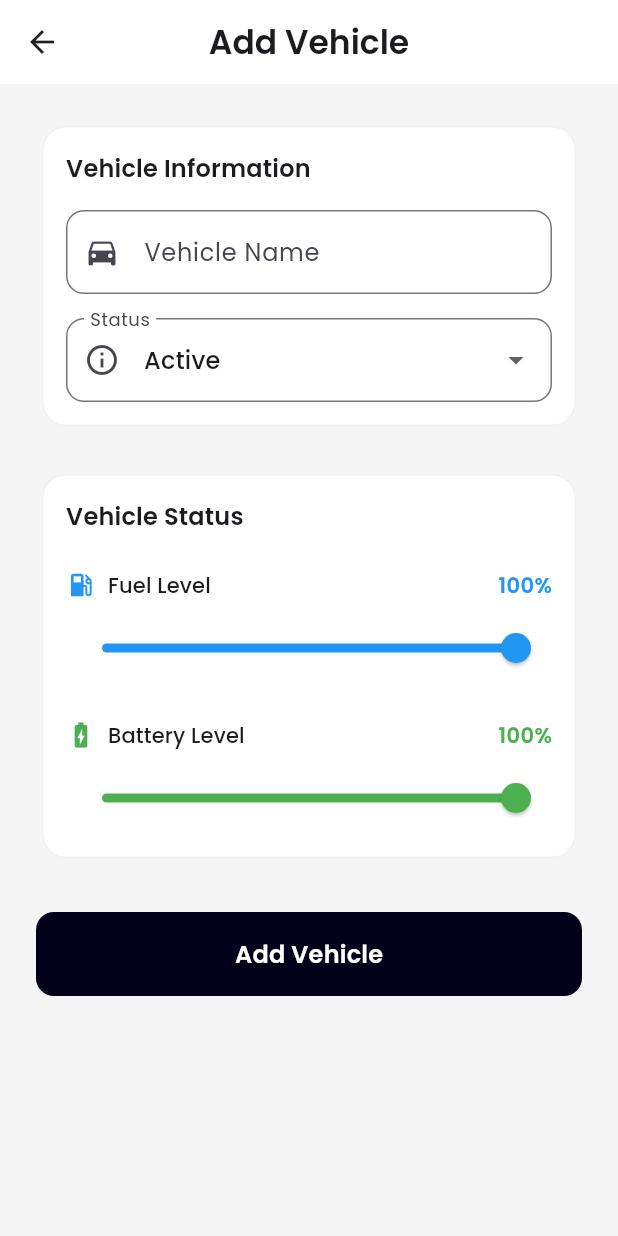
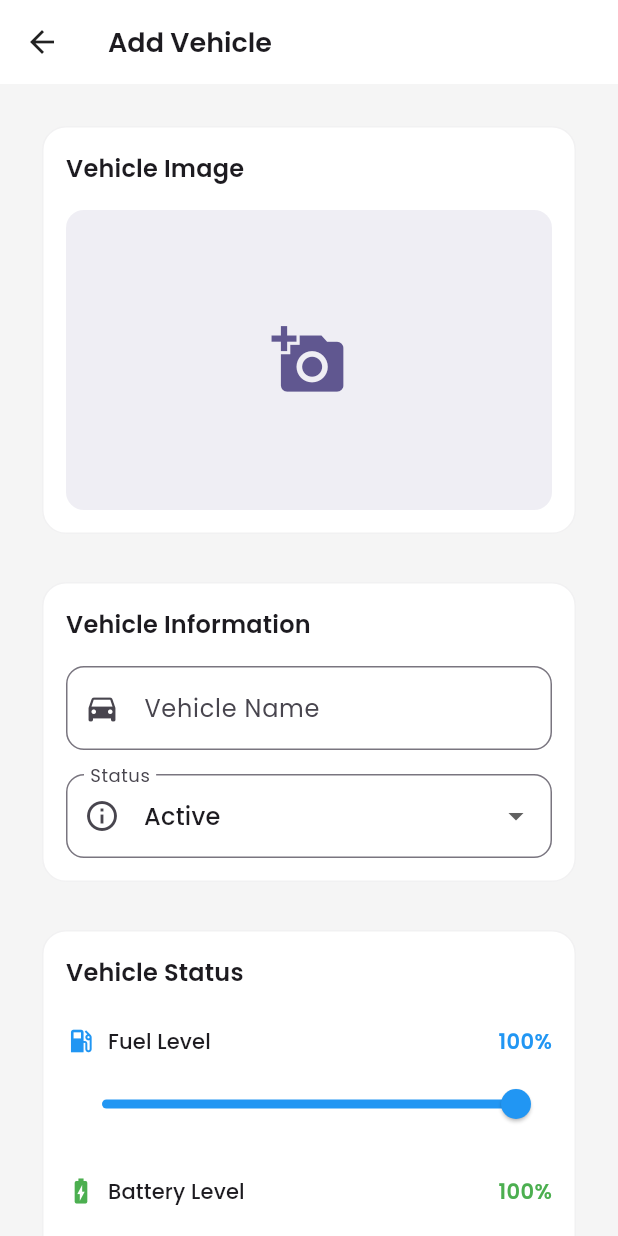
Before and after one commit to Edil-Ayehu/Drive-Secure, a Flutter app: the VehicleFormScreen screen opened directly, on a phone screen of 412 x 824 dp. Run offline on Flutter 3.47's test engine with Material 3 defaults, Android fonts, the light colour scheme and no system bars; our stand-ins replace cloud_firestore, firebase_auth, firebase_core, flutter_bloc, google_fonts, image_picker and 2 more; missing offline and left inert: cloudinary_public; accounts and stored records are empty; generated files the repository leaves out were written again.

Commit message:
vehicle image uploading

```diff
--- /dev/null
+++ b/lib/common/services/cloudinary_service.dart
@@ -0,0 +1,17 @@
+import 'package:cloudinary_public/cloudinary_public.dart';
+import 'dart:io';
+
+class CloudinaryService {
+  final cloudinary = CloudinaryPublic('dugwwgbaz', 'drive_secure');
+
+  Future<String> uploadImage(File image) async {
+    try {
+      CloudinaryResponse response = await cloudinary.uploadFile(
+        CloudinaryFile.fromFile(image.path, folder: 'vehicles'),
+      );
+      return response.secureUrl;
+    } catch (e) {
+      throw Exception('Failed to upload image: $e');
+    }
+  }
+}
--- a/lib/model/vehicle.dart
+++ b/lib/model/vehicle.dart
@@ -7,6 +7,7 @@ class Vehicle {
   final Map<String, double> lastLocation; // {latitude, longitude}
   final DateTime lastUpdated;
   final String userId;
+  final String? imageUrl;
 
   Vehicle({
     required this.id,
@@ -17,6 +18,7 @@ class Vehicle {
     required this.lastLocation,
     required this.lastUpdated,
     this.userId = '',
+    this.imageUrl,
   });
 
   factory Vehicle.fromJson(Map<String, dynamic> json) {
@@ -29,6 +31,7 @@ class Vehicle {
       lastLocation: Map<String, double>.from(json['lastLocation']),
       lastUpdated: DateTime.parse(json['lastUpdated']),
       userId: json['userId'] as String? ?? '',
+       imageUrl: json['imageUrl'] as String?,
     );
   }
 
@@ -42,6 +45,7 @@ class Vehicle {
       'lastLocation': lastLocation,
       'lastUpdated': lastUpdated.toIso8601String(),
       'userId': userId,
+      'imageUrl': imageUrl,
     };
   }
 }
--- a/lib/view/vehicle_form_screen.dart
+++ b/lib/view/vehicle_form_screen.dart
@@ -1,12 +1,15 @@
+import 'dart:io';
+
+import 'package:drive_secure/common/services/cloudinary_service.dart';
 import 'package:drive_secure/view/bloc/vehicle_bloc.dart';
 import 'package:flutter/material.dart';
 import 'package:flutter_bloc/flutter_bloc.dart';
 import 'package:drive_secure/model/vehicle.dart';
+import 'package:image_picker/image_picker.dart';
 import 'package:uuid/uuid.dart';
 
 class VehicleFormScreen extends StatefulWidget {
   final Vehicle? vehicle;
-
 
   const VehicleFormScreen({super.key, this.vehicle});
 
@@ -15,12 +18,21 @@ class VehicleFormScreen extends StatefulWidget {
 }
 
 class _VehicleFormScreenState extends State<VehicleFormScreen> {
+  File? _imageFile;
+  final _cloudinaryService = CloudinaryService();
+  final _picker = ImagePicker();
+
   final _formKey = GlobalKey<FormState>();
   late TextEditingController _nameController;
   late TextEditingController _statusController;
   late double _fuelLevel;
   late double _batteryLevel;
-  final List<String> _statusOptions = ['Active', 'Inactive', 'Maintenance', 'Out of Service'];
+  final List<String> _statusOptions = [
+    'Active',
+    'Inactive',
+    'Maintenance',
+    'Out of Service'
+  ];
 
   @override
   void initState() {
@@ -31,10 +43,18 @@ class _VehicleFormScreenState extends State<VehicleFormScreen> {
     _batteryLevel = widget.vehicle?.batteryLevel ?? 1.0;
   }
 
+  Future<void> _pickImage() async {
+    final pickedFile = await _picker.pickImage(source: ImageSource.gallery);
+    if (pickedFile != null) {
+      setState(() {
+        _imageFile = File(pickedFile.path);
+      });
+    }
+  }
+
   @override
   Widget build(BuildContext context) {
     final theme = Theme.of(context);
-
 
     return Scaffold(
       backgroundColor: theme.scaffoldBackgroundColor,
@@ -43,9 +63,9 @@ class _VehicleFormScreenState extends State<VehicleFormScreen> {
           widget.vehicle == null ? 'Add Vehicle' : 'Edit Vehicle',
           style: theme.textTheme.titleLarge?.copyWith(
             fontWeight: FontWeight.w600,
+            fontSize: 18,
           ),
         ),
-        centerTitle: true,
         elevation: 0,
       ),
       body: Form(
@@ -53,6 +73,32 @@ class _VehicleFormScreenState extends State<VehicleFormScreen> {
         child: ListView(
           padding: const EdgeInsets.all(24),
           children: [
+            Card(
+              elevation: 0,
+              shape: RoundedRectangleBorder(
+                borderRadius: BorderRadius.circular(16),
+                side: BorderSide(
+                  color: theme.dividerColor.withOpacity(0.1),
+                ),
+              ),
+              child: Padding(
+                padding: const EdgeInsets.all(16),
+                child: Column(
+                  crossAxisAlignment: CrossAxisAlignment.start,
+                  children: [
+                    Text(
+                      'Vehicle Image',
+                      style: theme.textTheme.titleMedium?.copyWith(
+                        fontWeight: FontWeight.w600,
+                      ),
+                    ),
+                    const SizedBox(height: 16),
+                    _buildImagePicker(),
+                  ],
+                ),
+              ),
+            ),
+            const SizedBox(height: 24),
             Card(
               elevation: 0,
               shape: RoundedRectangleBorder(
@@ -91,7 +137,9 @@ class _VehicleFormScreenState extends State<VehicleFormScreen> {
                     ),
                     const SizedBox(height: 16),
                     DropdownButtonFormField<String>(
-                      value: _statusController.text.isEmpty ? _statusOptions[0] : _statusController.text,
+                      value: _statusController.text.isEmpty
+                          ? _statusOptions[0]
+                          : _statusController.text,
                       decoration: InputDecoration(
                         labelText: 'Status',
                         border: OutlineInputBorder(
@@ -225,17 +273,31 @@ class _VehicleFormScreenState extends State<VehicleFormScreen> {
     );
   }
 
-  void _submitForm() {
+  void _submitForm() async {
     if (_formKey.currentState?.validate() ?? false) {
+      String? imageUrl;
+      if (_imageFile != null) {
+        try {
+          imageUrl = await _cloudinaryService.uploadImage(_imageFile!);
+        } catch (e) {
+          if (!mounted) return;
+          ScaffoldMessenger.of(context).showSnackBar(
+            SnackBar(content: Text('Failed to upload image: $e')),
+          );
+          return;
+        }
+      }
+
       final vehicle = Vehicle(
         id: widget.vehicle?.id ?? const Uuid().v4(),
         name: _nameController.text,
         status: _statusController.text,
         fuelLevel: _fuelLevel,
         batteryLevel: _batteryLevel,
-        lastLocation: widget.vehicle?.lastLocation ??
-            {'latitude': 0.0, 'longitude': 0.0},
+        lastLocation:
+            widget.vehicle?.lastLocation ?? {'latitude': 0.0, 'longitude': 0.0},
         lastUpdated: DateTime.now(),
+        imageUrl: imageUrl ?? widget.vehicle?.imageUrl,
       );
 
       if (widget.vehicle == null) {
@@ -244,7 +306,55 @@ class _VehicleFormScreenState extends State<VehicleFormScreen> {
         context.read<VehicleBloc>().add(UpdateVehicle(vehicle));
       }
 
-      Navigator.pop(context);
+      // Clear the form
+      _nameController.clear();
+      _statusController.clear();
+      setState(() {
+        _fuelLevel = 1.0;
+        _batteryLevel = 1.0;
+        _imageFile = null;
+      });
+
+      // Show success message
+      if (!mounted) return;
+      ScaffoldMessenger.of(context).showSnackBar(
+        const SnackBar(content: Text('Vehicle saved successfully')),
+      );
     }
   }
+
+  Widget _buildImagePicker() {
+    return GestureDetector(
+      onTap: _pickImage,
+      child: Container(
+        height: 200,
+        width: double.infinity,
+        decoration: BoxDecoration(
+          color: Theme.of(context).primaryColor.withOpacity(0.1),
+          borderRadius: BorderRadius.circular(12),
+        ),
+        child: _imageFile != null
+            ? ClipRRect(
+                borderRadius: BorderRadius.circular(12),
+                child: Image.file(
+                  _imageFile!,
+                  fit: BoxFit.cover,
+                ),
+              )
+            : widget.vehicle?.imageUrl != null
+                ? ClipRRect(
+                    borderRadius: BorderRadius.circular(12),
+                    child: Image.network(
+                      widget.vehicle!.imageUrl!,
+                      fit: BoxFit.cover,
+                    ),
+                  )
+                : Icon(
+                    Icons.add_a_photo,
+                    size: 50,
+                    color: Theme.of(context).primaryColor,
+                  ),
+      ),
+    );
+  }
 }
--- a/pubspec.yaml
+++ b/pubspec.yaml
@@ -42,6 +42,8 @@ dependencies:
   shimmer: ^3.0.0
   firebase_auth: ^5.4.0
   shared_preferences: ^2.3.5
+  image_picker: ^1.1.2
+  cloudinary_public: ^0.23.1
 
 dev_dependencies:
   flutter_test:
```
Also changed, not shown: lib/view/widgets/vehicle_card.dart (+20 -3 lines), pubspec.lock, 5 other files.
